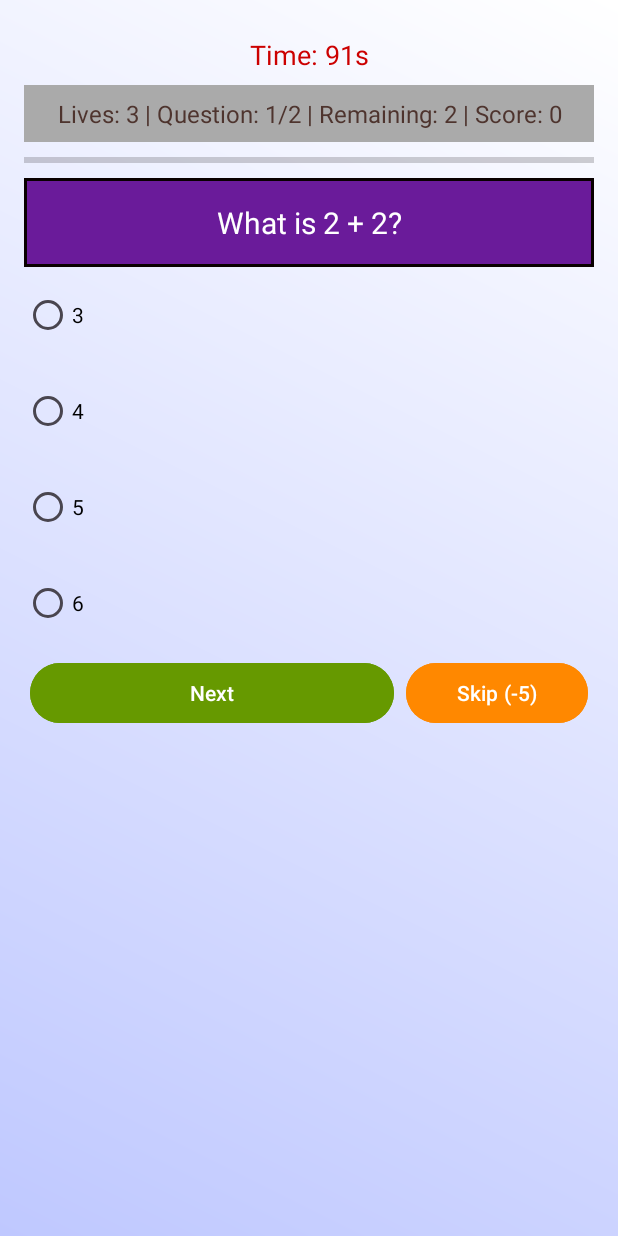
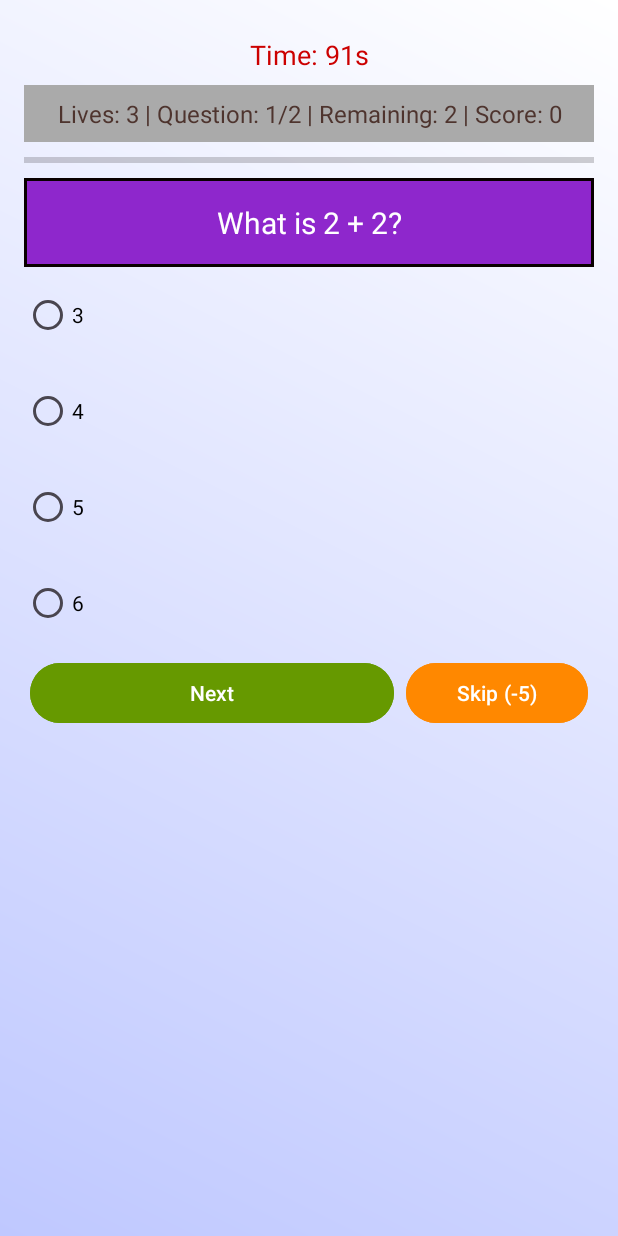
Before and after one commit to k-aghakhani/IQ-Quest, an Android app: the screen it shows after launch (MainActivity), on a phone screen of 412 x 824 dp. Run offline under Robolectric (Android 15) with nearby library versions, the phone set to English and light mode, and no system bars; our stand-ins replace Volley; network calls fail.

Commit message:
change color

```diff
--- a/app/src/main/res/drawable/question_background.xml
+++ b/app/src/main/res/drawable/question_background.xml
@@ -1,6 +1,6 @@
 <?xml version="1.0" encoding="utf-8"?>
 <shape xmlns:android="http://schemas.android.com/apk/res/android">
-    <solid android:color="#6A1B9A" />
+    <solid android:color="#8E27CC" />
     <corner android:radius="16dp" />
     <stroke android:width="2dp" android:color="#090000" />
 </shape>
```
